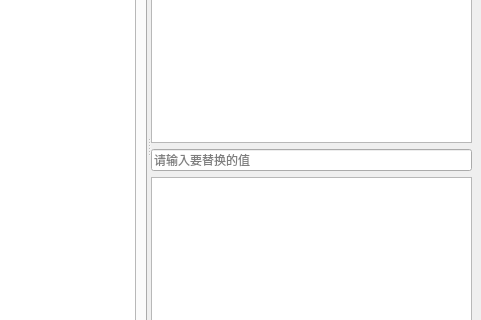
This is MainWindow.ui in MonianHello/JSON-i18n as Qt 5 draws it before an edit; both pictures show x 637 to 1118 and y 246 to 566 of the 1118 by 782 pixel window. The edited form follows.
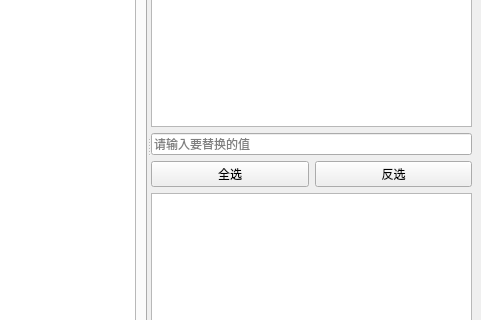
This is the edited form.

Patch:
```diff
--- a/MainWindow.ui
+++ b/MainWindow.ui
@@ -14,8 +14,8 @@
    <string>MainWindow</string>
   </property>
   <widget class="QWidget" name="centralwidget">
-   <layout class="QHBoxLayout" name="horizontalLayout">
-    <item>
+   <layout class="QGridLayout" name="gridLayout">
+    <item row="0" column="0">
      <widget class="QSplitter" name="splitter">
       <property name="orientation">
        <enum>Qt::Horizontal</enum>
@@ -200,8 +200,8 @@
         </layout>
        </widget>
       </widget>
-      <widget class="QWidget" name="layoutWidget">
-       <layout class="QVBoxLayout" name="verticalLayout_5">
+      <widget class="QWidget" name="">
+       <layout class="QVBoxLayout" name="verticalLayout_2">
         <item>
          <widget class="QLineEdit" name="searchLineEdit">
           <property name="sizePolicy">
@@ -247,6 +247,8 @@
          </widget>
         </item>
         <item>
+         <layout class="QVBoxLayout" name="verticalLayout">
+          <item>
          <widget class="QLineEdit" name="replacelineEdit">
           <property name="sizePolicy">
            <sizepolicy hsizetype="Preferred" vsizetype="Fixed">
@@ -264,6 +266,26 @@
            <string>请输入要替换的值</string>
           </property>
          </widget>
+          </item>
+          <item>
+           <layout class="QHBoxLayout" name="horizontalLayout">
+            <item>
+             <widget class="QPushButton" name="selectAllPushButton">
+              <property name="text">
+               <string>全选</string>
+              </property>
+             </widget>
+            </item>
+            <item>
+             <widget class="QPushButton" name="invertSelectionPushButton">
+              <property name="text">
+               <string>反选</string>
+              </property>
+             </widget>
+            </item>
+           </layout>
+          </item>
+         </layout>
         </item>
         <item>
          <widget class="QListView" name="replacelistView">
```
Lines whose indentation alone changed are shown as unchanged.
